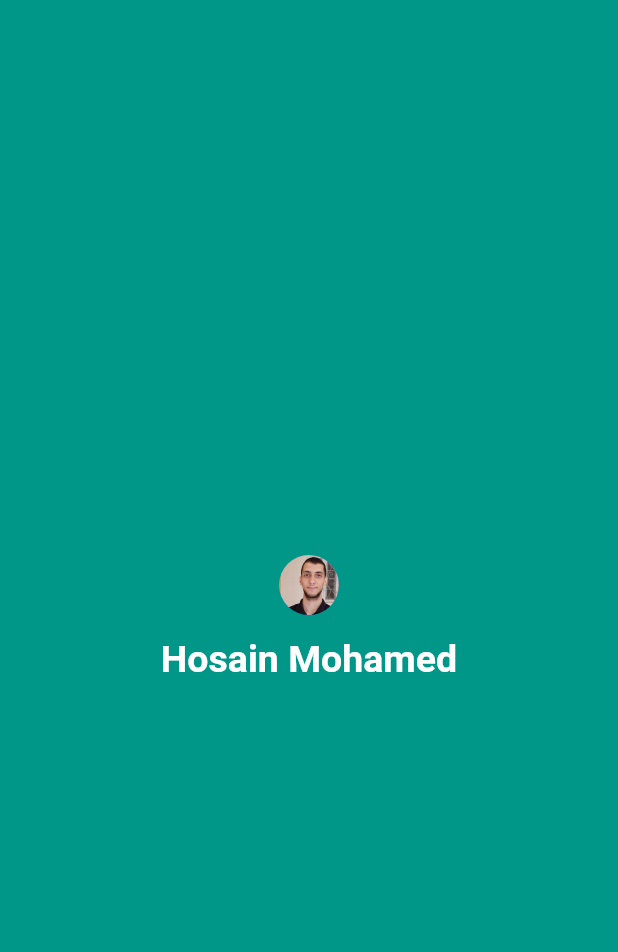
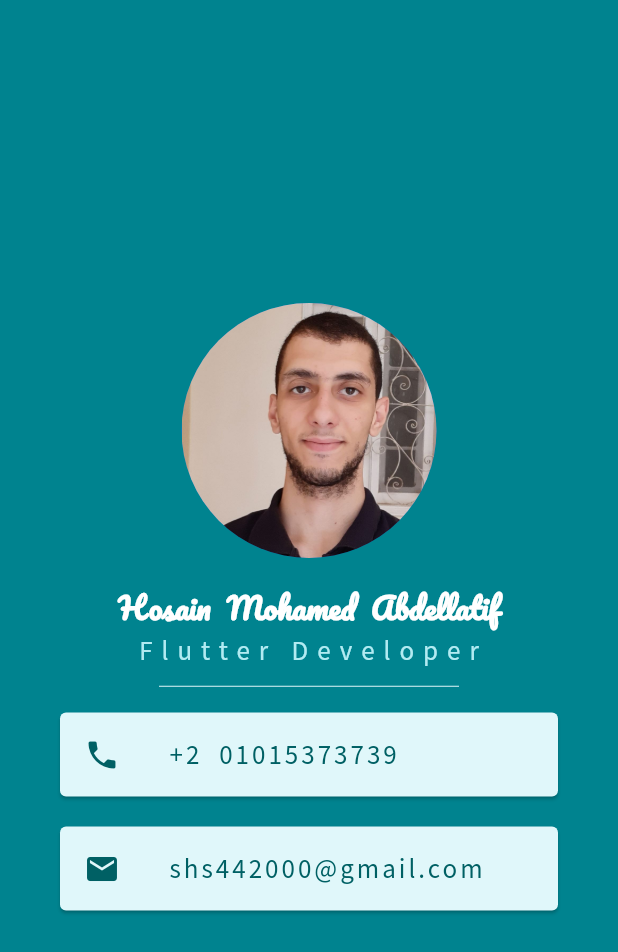
Before and after one commit to hosain-mohamed/Simple-Flutter-App, a Flutter app: the screen it shows after launch, on a phone screen of 412 x 824 dp. Shown: the top 952 px of the screen. Run offline on Flutter 3.47's test engine with Material 2 defaults, Android fonts, the phone set to English and light mode, and no system bars.

Commit message:
second commit

```diff
--- a/mi_card_flutter-master/lib/main.dart
+++ b/mi_card_flutter-master/lib/main.dart
@@ -10,32 +10,83 @@ class MyApp extends StatelessWidget {
     return MaterialApp(
       debugShowCheckedModeBanner: false,
       home: Scaffold(
-        backgroundColor: Colors.teal,
+        backgroundColor: Colors.cyan[800],
         body: SafeArea(
-          child: Center(
           child: Column(
             mainAxisAlignment: MainAxisAlignment.center,
             children: <Widget>[
               CircleAvatar(
-                  radius: 20,
+                radius: 85,
                 backgroundImage: AssetImage('images/myphoto.jpg'),
               ),
               SizedBox(
                 height: 15,
               ),
               Text(
-                  "Hosain Mohamed",
+                "Hosain  Mohamed  Abdellatif",
                 style: TextStyle(
                     color: Colors.white,
-                    fontSize: 25,
+                    fontSize: 20,
                     fontWeight: FontWeight.bold,
+                    fontFamily: 'Pacifico'),
+              ),
+              Text(
+                "Flutter Developer",
+                style: TextStyle(
+                    color: Colors.cyan[100],
+                    fontFamily: 'SourceSansPro',
+                    fontSize: 18,
+                    letterSpacing: 6),
+              ),
+              SizedBox(
+                height: 25,
+                width: 200,
+                child: Divider(
+                  color: Colors.cyan[50],
+                ),
+              ),
+              Card(
+                color: Colors.cyan[50],
+                margin: EdgeInsets.symmetric(vertical: 5, horizontal: 40),
+                child: ListTile(
+                  leading: Icon(
+                    Icons.phone,
+                    color: Colors.cyan[900],
+                  ),
+                  title: Text(
+                    "+2  01015373739",
+                    style: TextStyle(
+                      color: Colors.cyan[900],
+                      letterSpacing: 2,
+                      fontSize: 18,
+                      fontFamily: 'SourceSansPro',
+                    ),
+                  ),
+                ),
+              ),
+              Card(
+                color: Colors.cyan[50],
+                margin: EdgeInsets.symmetric(vertical: 15, horizontal: 40),
+                child: ListTile(
+                  leading: Icon(
+                    Icons.email,
+                    color: Colors.cyan[900],
+                  ),
+                  title: Text(
+                    "shs442000@gmail.com",
+                    style: TextStyle(
+                      color: Colors.cyan[900],
+                      letterSpacing: 2,
+                      fontSize: 18,
+                      fontFamily: 'SourceSansPro',
+                    ),
+                  ),
                 ),
               ),
             ],
           ),
         ),
       ),
-      ),
     );
   }
 }
```
Also changed, not shown: mi_card_flutter-master/pubspec.yaml (+8 -23 lines), mi_card_flutter-master/fonts/SourceSansPro-Black.ttf (added), mi_card_flutter-master/fonts/SourceSansPro-BlackItalic.ttf (added), mi_card_flutter-master/fonts/SourceSansPro-Bold.ttf (added), mi_card_flutter-master/fonts/SourceSansPro-BoldItalic.ttf (added), mi_card_flutter-master/fonts/SourceSansPro-ExtraLight.ttf (added), mi_card_flutter-master/fonts/SourceSansPro-ExtraLightItalic.ttf (added), mi_card_flutter-master/fonts/SourceSansPro-Italic.ttf (added), mi_card_flutter-master/fonts/SourceSansPro-Light.ttf (added), mi_card_flutter-master/fonts/SourceSansPro-LightItalic.ttf (added), mi_card_flutter-master/fonts/SourceSansPro-Regular.ttf (added), mi_card_flutter-master/fonts/SourceSansPro-SemiBold.ttf (added), mi_card_flutter-master/fonts/SourceSansPro-SemiBoldItalic.ttf (added). Lines whose indentation alone changed are shown as unchanged.
